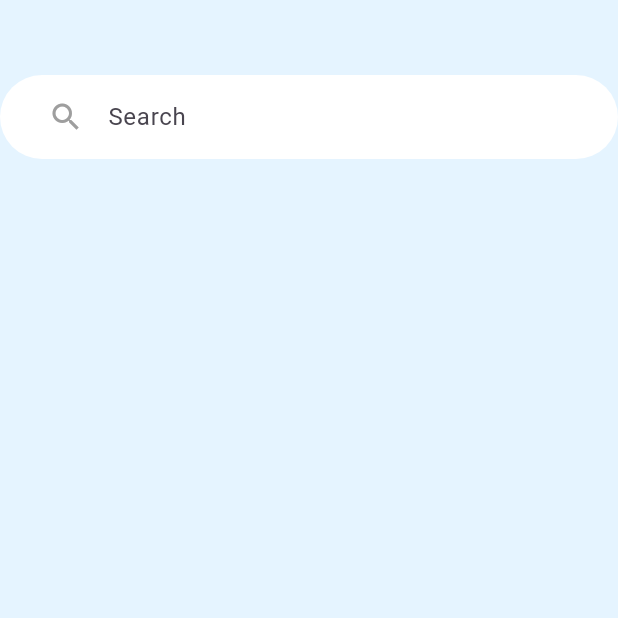
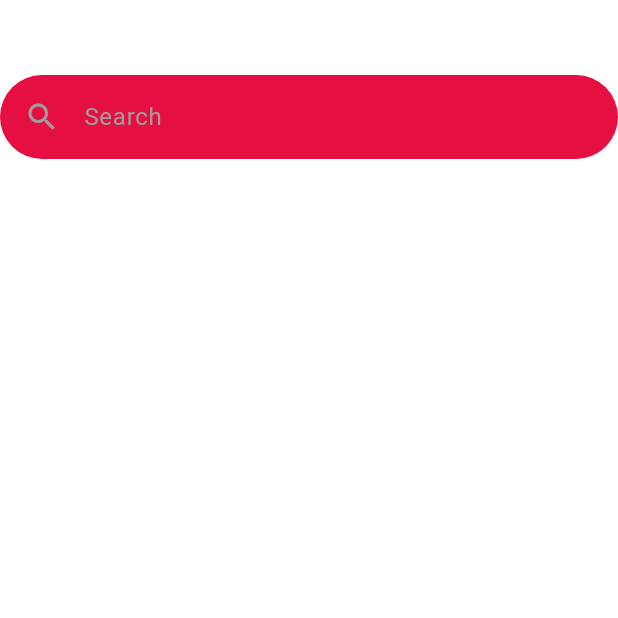
Before and after one commit to vishelpodishat/pet, a Flutter app: the SearchPage screen opened directly, on a phone screen of 412 x 824 dp, the top half of it. Run offline on Flutter 3.47's test engine with Material 3 defaults, Android fonts, the phone set to English and light mode, and no system bars; our stand-ins replace auto_route, dio, flutter_riverpod, freezed_annotation, google_fonts, riverpod_annotation and 1 more; accounts and stored records are empty; generated files the repository leaves out were written again; network calls fail.

Commit message:
search bar fixes

```diff
--- a/lib/core/widgets/custom_search_bar/custom_search_bar.dart
+++ b/lib/core/widgets/custom_search_bar/custom_search_bar.dart
@@ -1,4 +1,6 @@
 import 'package:flutter/material.dart';
+import 'package:mvvm/core/widgets/custom_search_bar/custom_search_bar_anchor.dart';
+import 'package:mvvm/core/widgets/custom_search_bar/custom_search_controller.dart';
 import 'package:mvvm/core/widgets/custom_search_bar/search_bar_icon.dart';
 import 'package:mvvm/utils/app_colors.dart';
 
@@ -9,7 +11,7 @@ class CustomSearchBar extends StatefulWidget {
     this.height = 56,
     this.bgColor = AppColors.mono0,
     this.borderRadius = 28,
-    this.padding = const EdgeInsets.only(left: 16.0),
+    this.padding = EdgeInsets.zero,
     this.constraints = const BoxConstraints(maxWidth: 720),
     this.leftPadding = 25,
     this.leading = const SearchBarIcon(icons: [Icon(Icons.search, size: 24, color: Colors.grey)]),
@@ -19,29 +21,29 @@ class CustomSearchBar extends StatefulWidget {
   final double? width;
   final double height;
   final double borderRadius;
-  final BoxConstraints? constraints;
+  final BoxConstraints constraints;
   final double leftPadding;
-  final Color? bgColor;
+  final Color bgColor;
   final EdgeInsetsGeometry padding;
   final SearchBarIcon? trailing;
   final SearchBarIcon leading;
 
+  static CustomSearchBarAnchorState? of(BuildContext context) {
+    return context.findAncestorStateOfType<CustomSearchBarAnchorState>();
+  }
+
   @override
-  State<CustomSearchBar> createState() => _CustomSearchBarState();
+  State<CustomSearchBar> createState() => CustomSearchBarState();
 }
 
-class _CustomSearchBarState extends State<CustomSearchBar> {
-  TextEditingController? controller;
-
-  // @override
-  // void initState() {
-  //   super.initState();
-  // }
+class CustomSearchBarState extends State<CustomSearchBar> {
+  CustomSearchController? controller;
 
   @override
-  void dispose() {
-    controller?.dispose();
-    super.dispose();
+  void initState() {
+    super.initState();
+    controller = CustomSearchBar.of(context)?.controller;
+    controller?.searchBar = this;
   }
 
   @override
@@ -56,7 +58,13 @@ class _CustomSearchBarState extends State<CustomSearchBar> {
         children: [
           widget.leading,
           Expanded(
-            child: TextField(controller: controller, decoration: InputDecoration(border: InputBorder.none, hintText: 'Search')),
+            child: TextField(
+              controller: controller,
+              decoration: InputDecoration(border: InputBorder.none, hintText: 'Search', hintStyle: TextStyle(color: Colors.grey)),
+              onTap: () {
+                controller?.open();
+              },
+            ),
           ),
           if (widget.trailing != null) widget.trailing! else SizedBox(width: widget.leftPadding),
         ],
@@ -65,8 +73,11 @@ class _CustomSearchBarState extends State<CustomSearchBar> {
   }
 
   BorderRadiusGeometry getBorderRadius() {
-    // assert(controller != null);
-
-    return BorderRadius.all(Radius.circular(widget.borderRadius));
+    assert(controller != null);
+    if (controller!.isOpen) {
+      return BorderRadius.only(topLeft: Radius.circular(widget.borderRadius), topRight: Radius.circular(widget.borderRadius));
+    } else {
+      return BorderRadius.all(Radius.circular(widget.borderRadius));
+    }
   }
 }
--- a/lib/core/widgets/custom_search_bar/custom_search_controller.dart
+++ b/lib/core/widgets/custom_search_bar/custom_search_controller.dart
@@ -1,7 +1,52 @@
 import 'package:flutter/material.dart';
+import 'package:mvvm/core/widgets/custom_search_bar/custom_search_bar.dart';
 import 'package:mvvm/core/widgets/custom_search_bar/custom_search_bar_anchor.dart';
+import 'package:mvvm/core/widgets/custom_search_bar/custom_search_bar_suggestions.dart';
 
 class CustomSearchController extends TextEditingController {
   CustomSearchBarAnchorState? _anchor;
   set anchor(CustomSearchBarAnchorState anchor) => _anchor = anchor;
+
+  CustomSearchBarState? _searchBar;
+  CustomSearchBarState get searchBar => _searchBar!;
+  set searchBar(CustomSearchBarState searchBar) => _searchBar = searchBar;
+
+  CustomSearchBarSuggestionsState? _suggestions;
+  CustomSearchBarSuggestionsState get suggestions => _suggestions!;
+  set suggestions(CustomSearchBarSuggestionsState suggestions) => _suggestions = suggestions;
+
+  bool get isOpen => _anchor?.isOpen ?? false;
+
+  static final List<bool> unfocus = [false, false];
+
+  void open() {
+    _anchor?.open();
+  }
+
+  void requestClose() {
+    if (unfocus[0] && unfocus[1]) {
+      close();
+      unfocus[0] = false;
+      unfocus[1] = false;
+    }
+  }
+
+  void close() {
+    _anchor?.close();
+
+    // ignore: invalid_use_of_protected_member
+    _searchBar?.setState(() {});
+  }
+
+  @override
+  void clear() {
+    super.clear();
+    _anchor?.clear();
+  }
+
+  @override
+  void dispose() {
+    super.dispose();
+    _anchor?.close();
+  }
 }
--- a/lib/core/widgets/custom_search_bar/search_bar_icon.dart
+++ b/lib/core/widgets/custom_search_bar/search_bar_icon.dart
@@ -14,7 +14,7 @@ class SearchBarIcon extends StatelessWidget {
 
   @override
   Widget build(BuildContext context) {
-    return Padding(padding: padding, child: Row(children: icons));
+    return Padding(padding: padding, child: Row(children: getIcons()));
   }
 
   List<Widget> getIcons() {
--- a/lib/features/search/search_page.dart
+++ b/lib/features/search/search_page.dart
@@ -1,5 +1,8 @@
 import 'package:flutter/material.dart';
 import 'package:mvvm/core/widgets/custom_search_bar/custom_search_bar.dart';
+import 'package:mvvm/core/widgets/custom_search_bar/custom_search_bar_anchor.dart';
+import 'package:mvvm/core/widgets/custom_search_bar/custom_search_bar_suggestions.dart';
+import 'package:mvvm/core/widgets/custom_search_bar/search_bar_suggestion.dart';
 import 'package:mvvm/utils/app_colors.dart';
 
 class SearchPage extends StatelessWidget {
@@ -7,6 +10,22 @@ class SearchPage extends StatelessWidget {
 
   @override
   Widget build(BuildContext context) {
-    return Scaffold(backgroundColor: AppColors.blueberry10, body: Column(children: [SizedBox(height: 50), CustomSearchBar()]));
+    return Scaffold(
+      body: Column(
+        children: [
+          SizedBox(height: 50),
+          CustomSearchBarAnchor(
+            searchBar: CustomSearchBar(bgColor: AppColors.rambutan100),
+            suggestions: CustomSearchBarSuggestions(
+              suggestions: [
+                SearchBarSuggestion(text: 'Suggestion 1'),
+                SearchBarSuggestion(text: '456'),
+                SearchBarSuggestion(text: '789'),
+              ],
+            ),
+          ),
+        ],
+      ),
+    );
   }
 }
```
Also changed, not shown: lib/core/widgets/custom_search_bar/custom_search_bar_anchor.dart (+64 -3 lines), lib/core/widgets/custom_search_bar/custom_search_bar_suggestions.dart (added, +50 -0 lines), lib/core/widgets/custom_search_bar/search_bar_suggestion.dart (added, +66 -0 lines).
